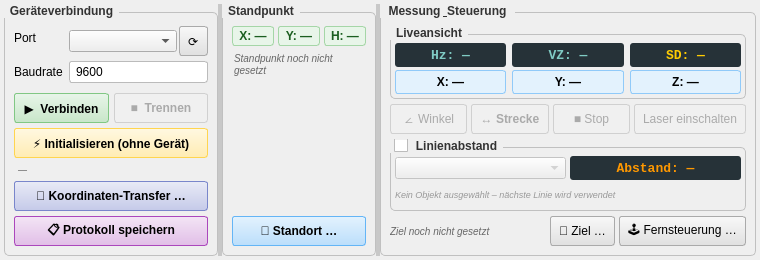
Old version of the form q_sokkia_plugin_dockwidget_base.ui in the repository geopackix/qgis_sokkia.
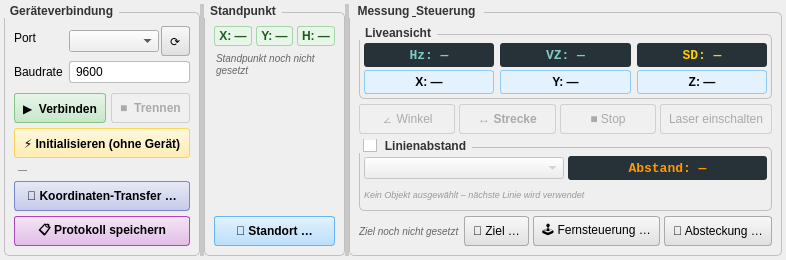
New version of the form. Custom widgets are drawn as their Qt base class.

Commit message: log um freie stationierung erweitert. absteckung

Diff of the .ui file:
```diff
--- a/q_sokkia_plugin_dockwidget_base.ui
+++ b/q_sokkia_plugin_dockwidget_base.ui
@@ -368,6 +368,12 @@
             <property name="toolTip"><string>Fernsteuerungsdialog &#xF6;ffnen: Tachymeter drehen</string></property>
            </widget>
           </item>
+          <item>
+           <widget class="QPushButton" name="btn_absteckung">
+            <property name="text"><string>&#x1F3AF; Absteckung &#x2026;</string></property>
+            <property name="toolTip"><string>Absteckungsdialog &#xF6;ffnen: Punkt aus Layer anfahren</string></property>
+           </widget>
+          </item>
          </layout>
         </item>
 
```
The commit also changes 20 other files.
